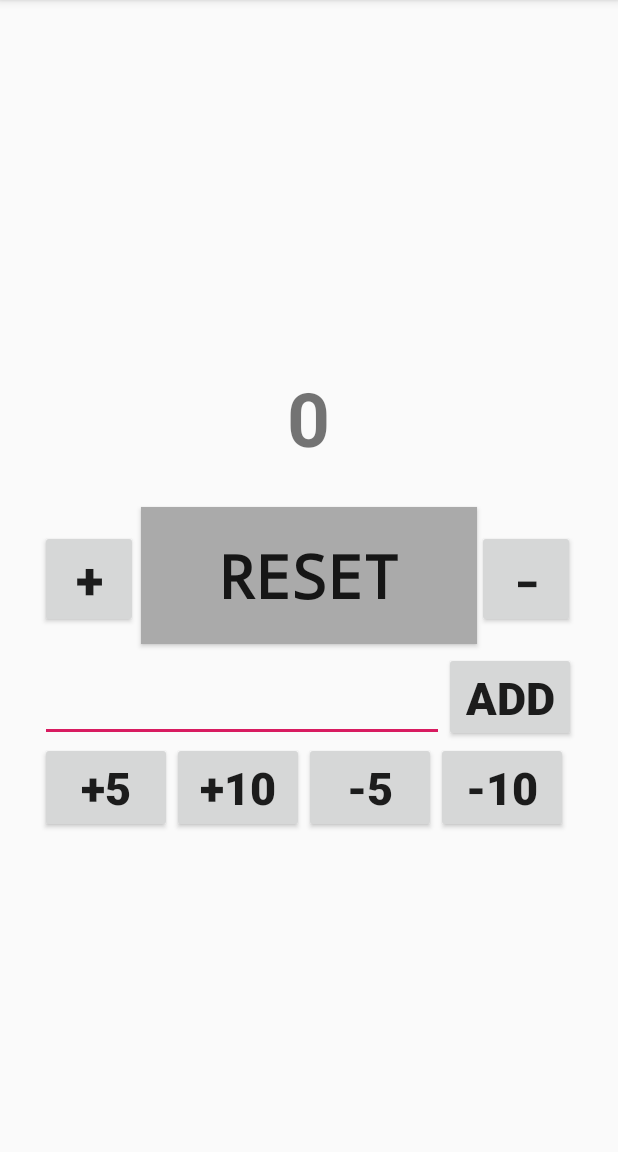
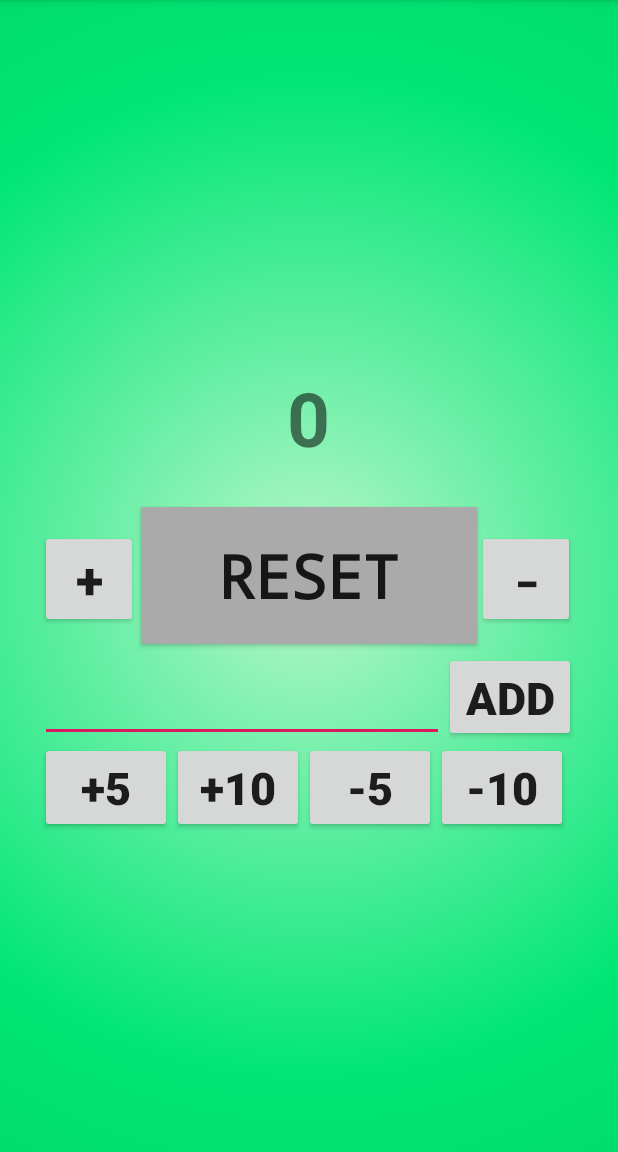
Before and after one commit to kartikeya013/AndroidApp, an Android app: the screen it shows after launch (MainActivity), on a phone screen of 412 x 824 dp, the part 84-1236 px from its top. Run offline under Robolectric (Android 15) with nearby library versions, the phone set to English and light mode, and no system bars; Roboto replaces fonts that are not available here.

Commit message:
animations remaining

```diff
--- a/app/src/main/java/com/example/kartikeyagupta/spankme/MainActivity.java
+++ b/app/src/main/java/com/example/kartikeyagupta/spankme/MainActivity.java
@@ -39,9 +39,9 @@ public class MainActivity extends AppCompatActivity {
         abc.setText(Integer.toString(count));
     }
     public void manualadd (View v) {
-int a ;
-String b =inp.getText().toString();
-a= Integer.parseInt(b);
+        int a ;
+        String b =inp.getText().toString();
+        a= Integer.parseInt(b);
         count=count+a;
         abc.setText(Integer.toString(count));
     }
--- /dev/null
+++ b/app/src/main/res/drawable/gradient.xml
@@ -0,0 +1,13 @@
+<?xml version="1.0" encoding="UTF-8"?>
+<selector xmlns:android="http://schemas.android.com/apk/res/android">
+    <item>
+        <shape>
+            <gradient
+                android:startColor="#B9F6CA"
+                android:centerColor="#00E676"
+                android:endColor="#00C853"
+                android:type="radial"
+                android:gradientRadius="1000"/>
+        </shape>
+    </item>
+</selector>
--- a/app/src/main/res/layout/activity_main.xml
+++ b/app/src/main/res/layout/activity_main.xml
@@ -4,7 +4,8 @@
     xmlns:tools="http://schemas.android.com/tools"
     android:layout_width="match_parent"
     android:layout_height="match_parent"
-    tools:context=".MainActivity">
+    tools:context=".MainActivity"
+    android:background="@drawable/gradient">
 
 
     <Button
```
